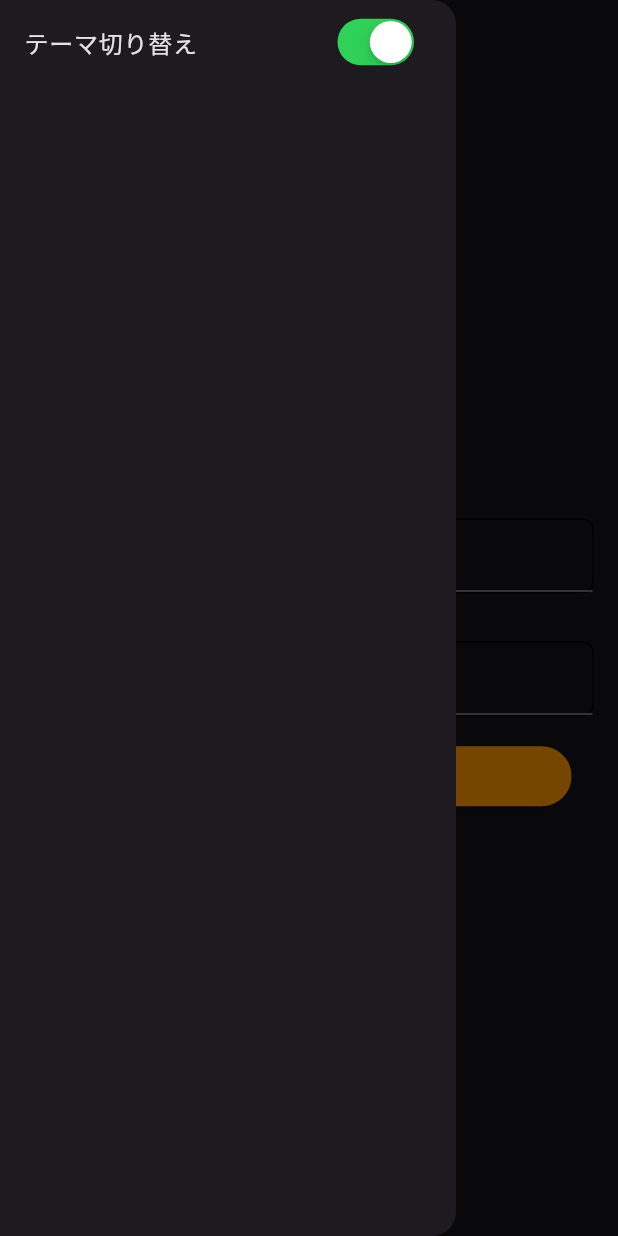
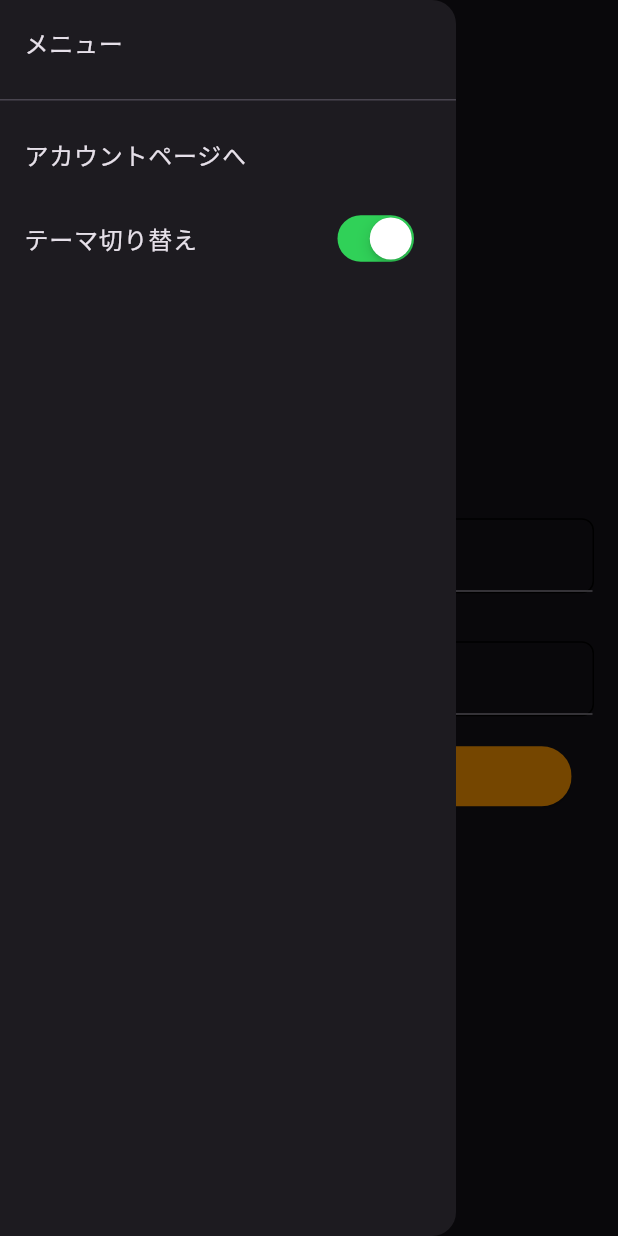
Before and after one commit to shigeyuu/text_sns, a Flutter app: the screen it shows after launch, with the side drawer open, on a phone screen of 412 x 824 dp. Run offline on Flutter 3.47's test engine with Material 3 defaults, Android fonts, the phone set to English and light mode, and no system bars; our stand-ins replace cloud_firestore, firebase_auth, firebase_core, firebase_remote_config, flutter_dotenv, fluttertoast and 4 more; missing offline and left inert: minio_new; accounts and stored records are empty; generated files the repository leaves out were written again.

Commit message:
ページ遷移機能を作成しよう

```diff
--- a/lib/app/app.dart
+++ b/lib/app/app.dart
@@ -1,17 +1,21 @@
 import 'package:flutter/material.dart';
 import 'package:get/get.dart';
 import 'package:text_sns/controllers/theme_controller.dart';
+import 'package:text_sns/router/get_pages.dart';
+
 import '../flavors.dart';
 import '../view/pages/my_home_page/my_home_page.dart';
 
 class App extends StatelessWidget {
   const App({super.key});
-
+  static const path = '/';
   @override
   Widget build(BuildContext context) {
     final controller = Get.put(ThemeController());
     return Obx(() => GetMaterialApp(
           title: F.title,
+          getPages: GetPages.value,
+          initialRoute: path,
           theme: controller.rxIsDarkTheme.value
               ? ThemeData.dark()
               : ThemeData.light(),
--- /dev/null
+++ b/lib/router/get_pages.dart
@@ -0,0 +1,11 @@
+import 'package:get/get.dart';
+import 'package:text_sns/view/pages/account_page.dart';
+
+class GetPages {
+  static List<GetPage> value = [
+    GetPage(
+      name: AccountPage.path,
+      page: () => const AccountPage(),
+    ),
+  ];
+}
--- a/lib/view/pages/my_home_page/components/original_drawer.dart
+++ b/lib/view/pages/my_home_page/components/original_drawer.dart
@@ -2,6 +2,7 @@ import 'package:flutter/cupertino.dart';
 import 'package:flutter/material.dart';
 import 'package:get/get.dart';
 import 'package:text_sns/controllers/theme_controller.dart';
+import 'package:text_sns/view/pages/account_page.dart';
 
 class OriginalDrawer extends StatelessWidget {
   const OriginalDrawer({super.key});
@@ -9,8 +10,17 @@ class OriginalDrawer extends StatelessWidget {
   Widget build(BuildContext context) {
     final controller = ThemeController.to;
     return Drawer(
-        // 'const'を削除しました
         child: ListView(children: [
+      const SizedBox(
+        height: 75,
+        child: DrawerHeader(
+          child: Text('メニュー'),
+        ),
+      ),
+      ListTile(
+        title: const Text("アカウントページへ"),
+        onTap: () => Get.toNamed(AccountPage.path),
+      ),
       Obx(() => ListTile(
             title: const Text('テーマ切り替え'),
             trailing: CupertinoSwitch(
```
Also changed, not shown: lib/view/common/basic_page.dart (added, +19 -0 lines), lib/view/pages/account_page.dart (added, +17 -0 lines).
